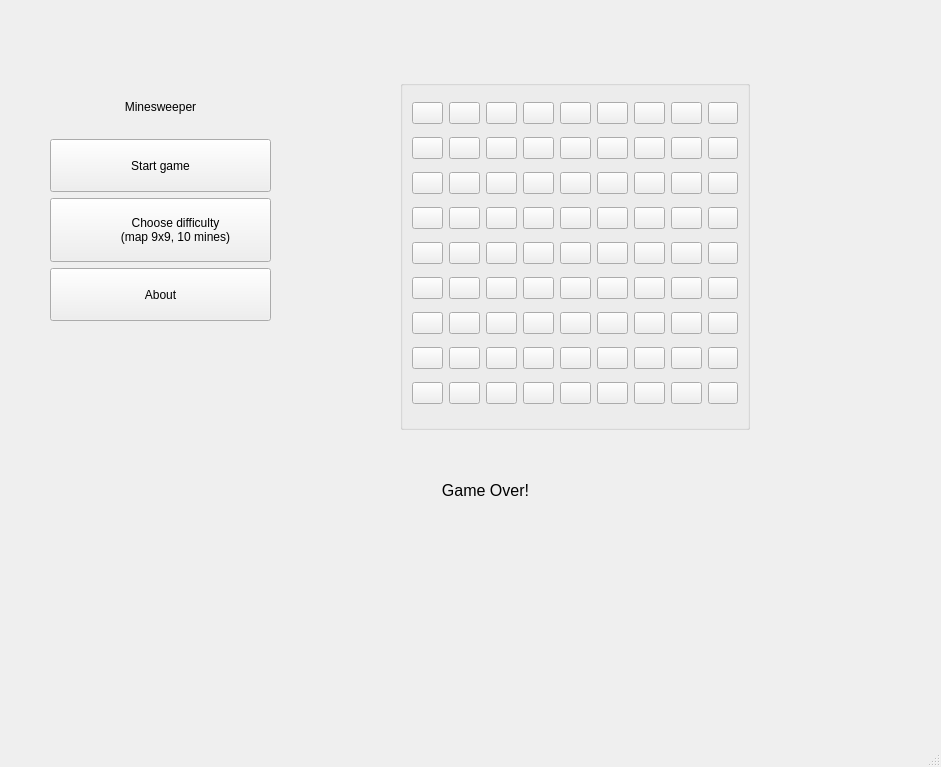
This is mainwindow.ui in KostyaGukish/Minesweeper as Qt 5 draws it before an edit. The edited form follows.
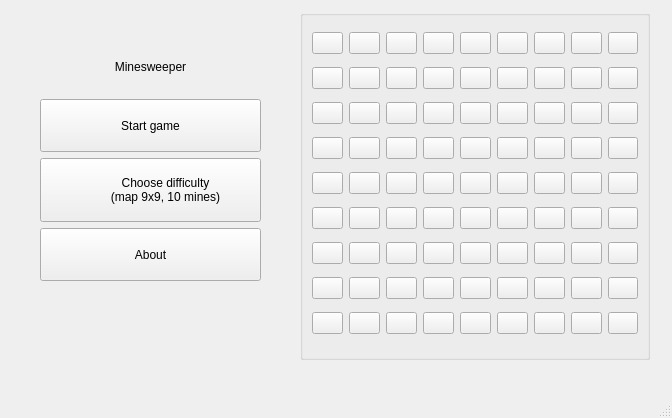
This is the edited form.

What changed in the file:
```diff
--- a/mainwindow.ui
+++ b/mainwindow.ui
@@ -9,8 +9,8 @@
    <rect>
     <x>0</x>
     <y>0</y>
-    <width>941</width>
-    <height>767</height>
+    <width>672</width>
+    <height>418</height>
    </rect>
   </property>
   <property name="windowTitle">
@@ -20,8 +20,8 @@
    <widget class="QWidget" name="verticalLayoutWidget">
     <property name="geometry">
      <rect>
-      <x>50</x>
-      <y>80</y>
+      <x>40</x>
+      <y>40</y>
       <width>221</width>
       <height>241</height>
      </rect>
@@ -93,8 +93,8 @@
     </property>
     <property name="geometry">
      <rect>
-      <x>400</x>
-      <y>80</y>
+      <x>300</x>
+      <y>10</y>
       <width>350</width>
       <height>350</height>
      </rect>
@@ -942,27 +942,8 @@
      </item>
     </layout>
    </widget>
-   <widget class="QLabel" name="label_2">
-    <property name="geometry">
-     <rect>
-      <x>310</x>
-      <y>460</y>
-      <width>351</width>
-      <height>61</height>
-     </rect>
-    </property>
-    <property name="font">
-     <font>
-      <pointsize>12</pointsize>
-     </font>
-    </property>
-    <property name="text">
-     <string>Game Over!</string>
-    </property>
-    <property name="alignment">
-     <set>Qt::AlignCenter</set>
-    </property>
-   </widget>
+   <zorder>groupBox</zorder>
+   <zorder>verticalLayoutWidget</zorder>
   </widget>
   <widget class="QMenuBar" name="menubar">
    <property name="geometry">
```
Left out of the diff: 1118 changed lines with no effect on the pictures.
